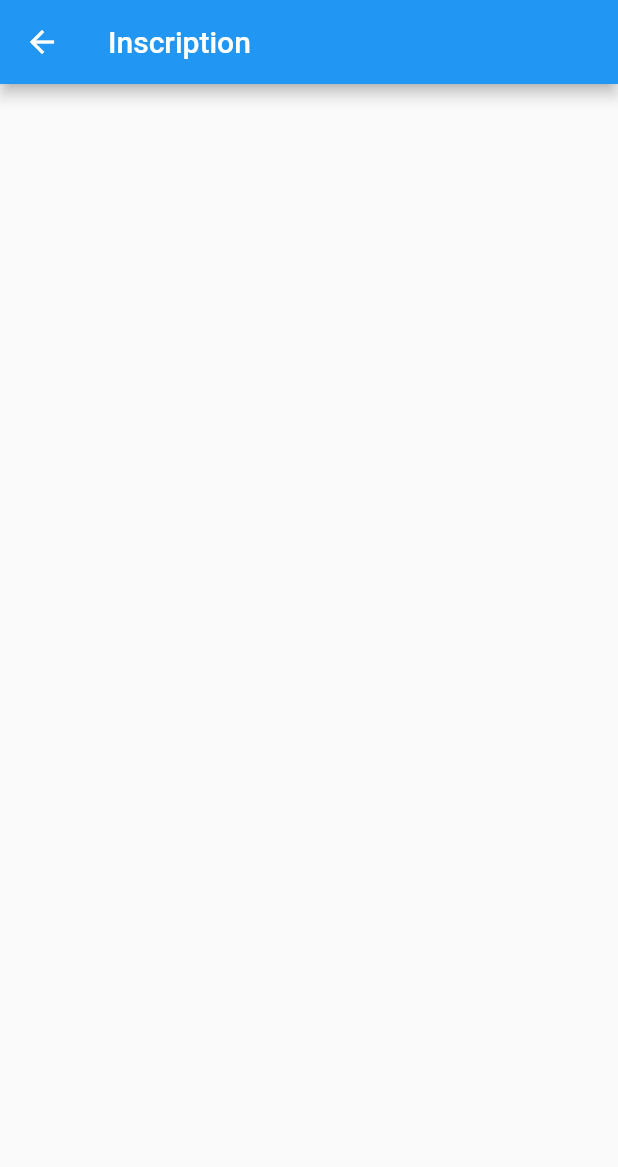
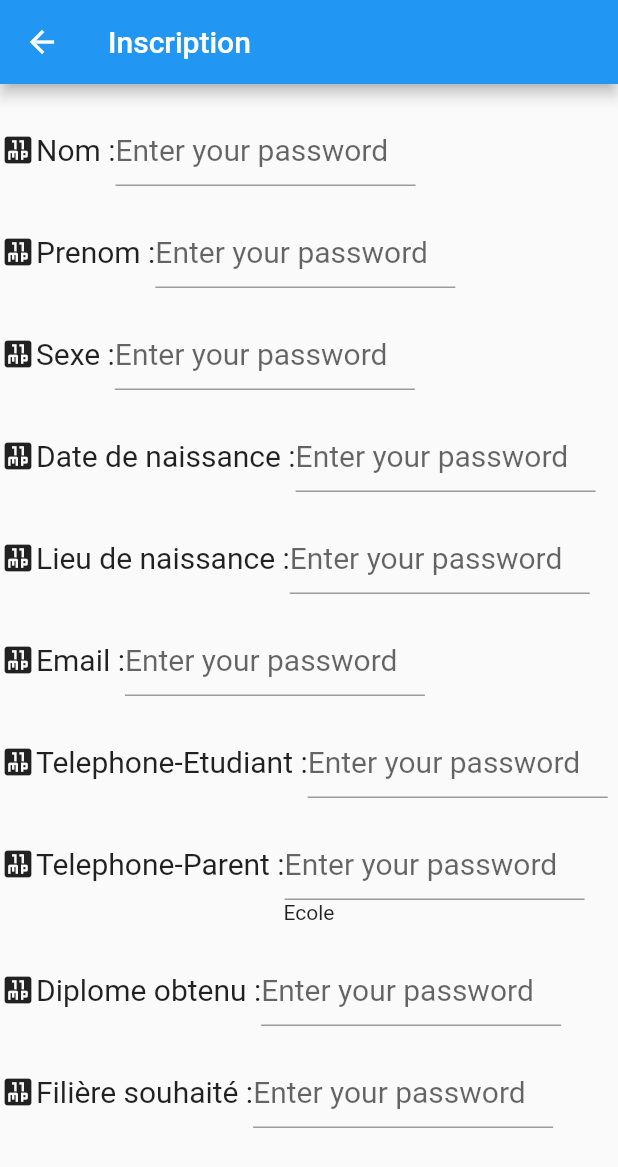
Before and after one commit to oriest-omg/ProjetUML-Flutter, a Flutter app: the screen it shows after launch, after a tap on "Inscription", on a phone screen of 412 x 824 dp. Shown: the top 1167 px of the screen. Run offline on Flutter 3.47's test engine with Material 2 defaults, Android fonts, the phone set to English and light mode, and no system bars; network calls fail.

Commit message:
Mise en placede l'inscription

```diff
--- a/lib/main.dart
+++ b/lib/main.dart
@@ -1,5 +1,5 @@
 import 'package:flutter/material.dart';
-import 'widgets/home_controller.dart';
+import 'widgets/connexion_page.dart';
 
 void main() {
   runApp(const MyApp());
--- /dev/null
+++ b/lib/model/etudiant.dart
@@ -0,0 +1,24 @@
+import 'dart:convert';
+
+import 'package:http/http.dart' as http;
+
+
+class Etudiant {
+  late String id;
+  late String type;
+  late int hydraMemberId;
+  late String username;
+  late String password;
+
+  Etudiant(this.id,this.type,this.hydraMemberId,this.username, this.password);
+  factory Etudiant.fromJson(dynamic json){
+    return Etudiant(
+      json["@id"],
+      json["@type"],
+      json['id'],
+      json['username'],
+      json['password'],
+    );
+  }
+
+}
--- a/lib/widgets/InscriptionPage.dart
+++ /dev/null
@@ -1,17 +0,0 @@
-import 'package:flutter/material.dart';
-
-class InscriptionPage extends StatefulWidget {
-  const InscriptionPage({Key? key}) : super(key: key);
-
-  @override
-  _InscriptionPageState createState() => _InscriptionPageState();
-}
-
-class _InscriptionPageState extends State<InscriptionPage> {
-  @override
-  Widget build(BuildContext context) {
-    return Scaffold(
-      appBar: AppBar(title: SizedBox(child: Text("Inscription"),)),
-    );
-  }
-}
--- a/lib/widgets/home_controller.dart
+++ b/lib/widgets/connexion_page.dart
@@ -1,19 +1,32 @@
 import 'package:flutter/material.dart';
-import 'InscriptionPage.dart';
+import 'package:porjet_uml/model/etudiant.dart';
+import 'package:porjet_uml/widgets/home_page.dart';
+import 'inscription_page.dart';
+import 'package:http/http.dart' as http;
+import 'dart:async';
+import 'dart:convert';
+
 
 class Connexion extends StatefulWidget {
   const Connexion({Key? key}) : super(key: key);
+
 
   @override
   _ConnexionState createState() => _ConnexionState();
 }
 
 class _ConnexionState extends State<Connexion> {
+
+  late String username ='';
+  late String password;
+
   @override
   Widget build(BuildContext context) {
     return Scaffold(
       backgroundColor: Colors.greenAccent,
-      body: Container(
+      body: SingleChildScrollView
+        (
+        child: Container(
         margin : EdgeInsets.only(top: 200),
         alignment: Alignment.center,
         child : Center(
@@ -40,6 +53,9 @@ class _ConnexionState extends State<Connexion> {
                           decoration: const InputDecoration(
                             hintText: 'Enter your username',
                           ),
+                          onChanged: (value)=>{
+                            username = value
+                          },
                           validator: (String? value) {
                             if (value == null || value.isEmpty) {
                               return 'Please enter some text';
@@ -59,18 +75,25 @@ class _ConnexionState extends State<Connexion> {
                             child: TextFormField(
                           style: const TextStyle(fontSize: 20.0),
                           decoration: const InputDecoration(
-                            hintText: 'Enter your username',
+                            hintText: 'Enter your password',
                           ),
+                              onChanged: (value)=>{
+                                password = value
+                              },
                           validator: (String? value) {
                             if (value == null || value.isEmpty) {
                               return 'Please enter some text';
-                            }
+                            }else
+                              {
+                                password = value;
+                                print(password);
+                              }
                             return null;
                           },
                         )),
                       ),
                     ]),
-                    TextButton(onPressed: ()=>{}, child: Text("Connexion"))
+                    TextButton(onPressed: ()=>{ appelApi()/*PageAccueil()*/}, child: Text("Connexion"))
                   ],
                 ),
               )),
@@ -78,6 +101,7 @@ class _ConnexionState extends State<Connexion> {
         ],
       )),
         ),
+      )
     );
   }
   void PageInscription()
@@ -87,6 +111,61 @@ class _ConnexionState extends State<Connexion> {
       MaterialPageRoute(builder: (context) => InscriptionPage()),
     );
   }
+  void Erreur()
+  {
+    ScaffoldMessenger.of(context).showSnackBar(
+      SnackBar(
+        action: SnackBarAction(
+          textColor: Colors.red,
+          label: 'Erreur',
+          onPressed: () {
+            // Code to execute.
+          },
+        ),
+        content: const Text('Erreur de connexion'),
+        duration: const Duration(milliseconds: 1500),
+        // width:280.0,// Width of the SnackBar.
+        padding: const EdgeInsets.symmetric(
+          horizontal: 8.0, // Inner padding for SnackBar content.
+        ),
+        behavior: SnackBarBehavior.floating,
+        shape: RoundedRectangleBorder(
+          borderRadius: BorderRadius.circular(10.0),
+        ),
+      ),
+    );
+  }
+
+
+  void PageAccueil()
+  {
+    Navigator.push(
+      context,
+      MaterialPageRoute(builder: (context) => HomePage()),
+    );
+  }
+
+  void appelApi() async {
+      final response = await http.get(Uri.parse('http://10.0.2.2:8000/api/etudiants'));
+      if (response.statusCode == 200) {
+        var etds = jsonDecode(response.body)["hydra:member"];
+        bool connection=false;
+        for(var etudiant in etds)
+          {
+            Etudiant etd = Etudiant.fromJson(etudiant);
+            if(username == etd.username && password == etd.password) {
+              connection = true;
+              PageAccueil();
+            }
+          }
+        if(!connection)
+          {
+          Erreur();
+          }
+      } else {
+        print('Erreur');
+      }
+    }
 
 }
 
--- /dev/null
+++ b/lib/widgets/inscription_page.dart
@@ -0,0 +1,77 @@
+import 'package:flutter/material.dart';
+
+class InscriptionPage extends StatefulWidget {
+  const InscriptionPage({Key? key}) : super(key: key);
+
+  @override
+  _InscriptionPageState createState() => _InscriptionPageState();
+}
+
+class _InscriptionPageState extends State<InscriptionPage> {
+  late String nomBenef = '';
+  @override
+  Widget build(BuildContext context) {
+    return Scaffold(
+      appBar: AppBar(title: SizedBox(child: Text("Inscription"),)),
+      body: SingleChildScrollView(
+        child : Container(
+          child: Column(
+            children: [
+              padding(),
+              champ("Nom :", nomBenef,Icons.eleven_mp),
+              padding(),
+              champ("Prenom :", nomBenef,Icons.eleven_mp),
+              padding(),
+              champ("Sexe :", nomBenef,Icons.eleven_mp),
+              padding(),
+              champ("Date de naissance :", nomBenef,Icons.eleven_mp),
+              padding(),
+              champ("Lieu de naissance :", nomBenef,Icons.eleven_mp),
+              padding(),
+              champ("Email :", nomBenef,Icons.eleven_mp),
+              padding(),
+              champ("Telephone-Etudiant :", nomBenef,Icons.eleven_mp),
+              padding(),
+              champ("Telephone-Parent :", nomBenef,Icons.eleven_mp),
+              Text("Ecole"),
+              padding(),
+              champ("Diplome obtenu :", nomBenef,Icons.eleven_mp),
+              padding(),
+              champ("Filière souhaité :", nomBenef,Icons.eleven_mp),
+            ],
+          ),
+        ),
+      )
+    );
+  }
+}
+
+champ(String titre,String valeurChamp, IconData iconn){
+  return Row(children: [
+    Icon(iconn),
+     Text(titre,
+        style: TextStyle(fontSize: 20.0)),
+    SizedBox(
+      width: 200.0,
+      child: Form(
+          child: TextFormField(
+            style: const TextStyle(fontSize: 20.0),
+            decoration: const InputDecoration(
+              hintText: 'Enter your password',
+            ),
+            onChanged: (value)=>{
+              valeurChamp = value
+            },
+            validator: (String? value) {
+              if (value == null || value.isEmpty) {
+                return 'Please enter some text';
+              }
+              return null;
+            },
+          )),
+    ),
+  ]);
+}
+padding() {
+  return const Padding(padding: EdgeInsets.only(top: 10.0, bottom: 10.0));
+}
--- a/pubspec.yaml
+++ b/pubspec.yaml
@@ -34,6 +34,7 @@ dependencies:
   # The following adds the Cupertino Icons font to your application.
   # Use with the CupertinoIcons class for iOS style icons.
   cupertino_icons: ^1.0.2
+  http: ^0.13.4
 
 dev_dependencies:
   flutter_test:
```
Also changed, not shown: lib/widgets/home_page.dart (added, +34 -0 lines), pubspec.lock.
